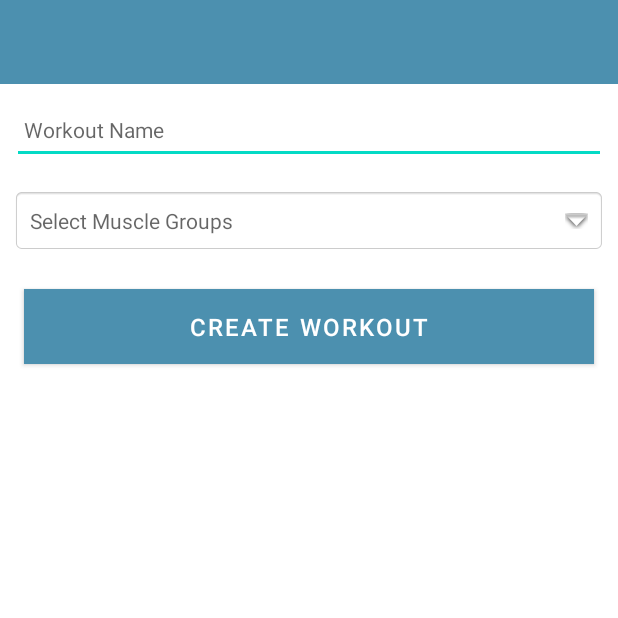
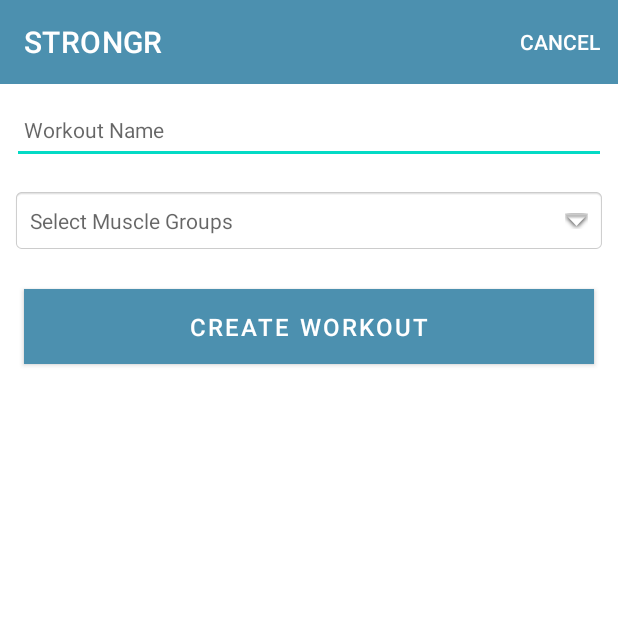
Before and after one commit to kryanbeane/strongr, an Android app: the WorkoutActivity screen opened directly, with no data from a screen before it, on a phone screen of 412 x 824 dp, the top half of it. Run offline under Robolectric (Android 15) with nearby library versions, the light colour scheme and no system bars; our stand-ins replace Firebase (no records; nobody signed in at launch, a user with empty details on screens opened directly).

Commit message:
feat: added cancel button to workout activity

```diff
--- a/app/src/main/java/com/strongr/activities/WorkoutActivity.kt
+++ b/app/src/main/java/com/strongr/activities/WorkoutActivity.kt
@@ -2,8 +2,11 @@ package com.strongr.activities
 
 import android.content.Intent
 import android.os.Bundle
+import android.view.Menu
+import android.view.MenuItem
 import androidx.appcompat.app.AppCompatActivity
 import com.google.android.material.snackbar.Snackbar
+import com.strongr.R
 import com.strongr.controllers.FirebaseController
 import com.strongr.databinding.ActivityWorkoutBinding
 import com.strongr.main.MainApp
@@ -27,6 +30,9 @@ class WorkoutActivity: AppCompatActivity() {
         app = application as MainApp
         trainee = app.trainee
 
+        binding.toolbarAdd.title = title
+        setSupportActionBar(binding.toolbarAdd)
+
         binding.createWorkout.setOnClickListener {
 
             if (binding.workoutName.text.toString().isNotEmpty()) {
@@ -44,6 +50,20 @@ class WorkoutActivity: AppCompatActivity() {
         }
     }
 
+    override fun onCreateOptionsMenu(menu: Menu): Boolean {
+        menuInflater.inflate(R.menu.menu_workout, menu)
+        return super.onCreateOptionsMenu(menu)
+    }
+
+    override fun onOptionsItemSelected(item: MenuItem): Boolean {
+        when (item.itemId) {
+            R.id.item_cancel -> {
+                finish()
+            }
+        }
+        return super.onOptionsItemSelected(item)
+    }
+
     companion object {
         private const val tag = "WORKOUT_ACTIVITY"
     }
--- /dev/null
+++ b/app/src/main/res/menu/menu_workout.xml
@@ -0,0 +1,9 @@
+<?xml version="1.0" encoding="utf-8"?>
+<menu xmlns:android="http://schemas.android.com/apk/res/android"
+    xmlns:app="http://schemas.android.com/apk/res-auto">
+
+    <item
+        android:id="@+id/item_cancel"
+        android:title="@string/cancel"
+        app:showAsAction="always"/>
+</menu>
--- a/app/src/main/res/values/strings.xml
+++ b/app/src/main/res/values/strings.xml
@@ -16,4 +16,5 @@
     <string name="create_workout">Create Workout</string>
     <string name="select_muscle_groups">Select Muscle Groups</string>
     <string name="createWorkout">Create</string>
+    <string name="cancel">Cancel</string>
 </resources>
```
Also changed, not shown: app/src/main/java/com/strongr/activities/WorkoutListActivity.kt (+1 -26 lines), app/src/main/java/com/strongr/adapters/WorkoutAdapter.kt (added, +34 -0 lines).
